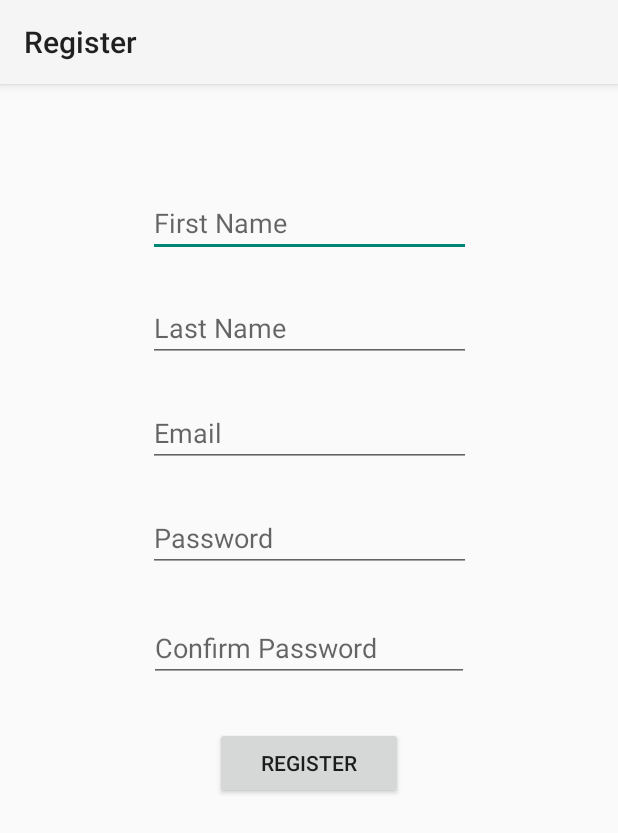
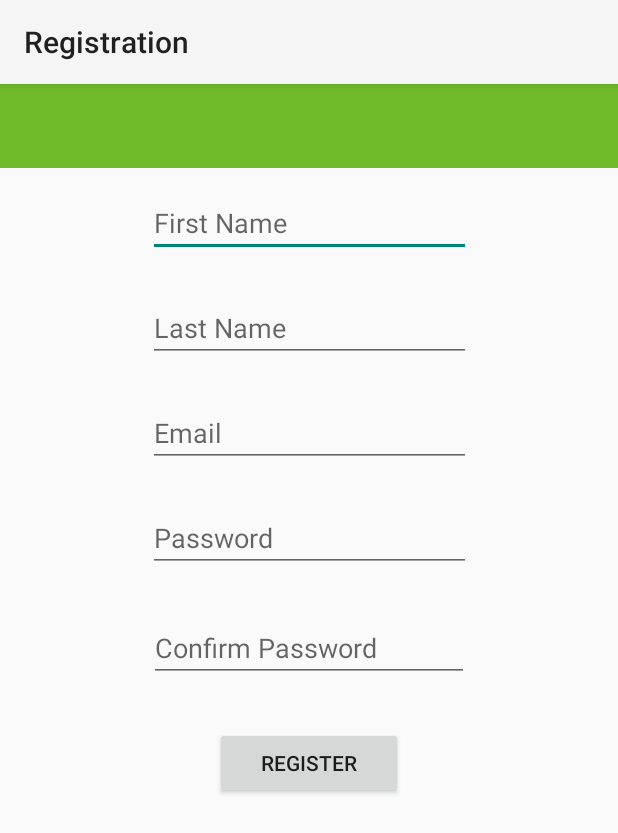
Before and after one commit to archarbar/Tutoring-Application-Website, an Android app: the screen it shows after launch (RegisterActivity), after a tap on "Sign Up", on a phone screen of 412 x 824 dp. Shown: the top 833 px of the screen. Run offline under Robolectric (Android 15) with nearby library versions, the light colour scheme and no system bars; libraries missing offline, so code that uses them is left out: com.loopj.android, cz.msebera.android; 2 statements that could not run were skipped.

```diff
--- a/app/src/main/java/ca/mcgill/ecse321/tutor/RegisterActivity.java
+++ b/app/src/main/java/ca/mcgill/ecse321/tutor/RegisterActivity.java
@@ -40,16 +40,9 @@ public class RegisterActivity extends AppCompatActivity {
                 register(v);
             }
         });
-//        Toolbar toolbar = findViewById(R.id.toolbar);
-
-//        FloatingActionButton fab = findViewById(R.id.fab);
-//        fab.setOnClickListener(new View.OnClickListener() {
-//            @Override
-//            public void onClick(View view) {
-//                Snackbar.make(view, "Replace with your own action", Snackbar.LENGTH_LONG)
-//                        .setAction("Action", null).show();
-//            }
-//        });
+        Toolbar toolbar = findViewById(R.id.RegistrationToolBar);
+        setSupportActionBar(toolbar);
+        getSupportActionBar().setTitle("Registration");
 
         refreshErrorMessage();
     }
--- a/app/src/main/java/ca/mcgill/ecse321/tutor/ui/login/LoginActivity.java
+++ b/app/src/main/java/ca/mcgill/ecse321/tutor/ui/login/LoginActivity.java
@@ -59,8 +59,6 @@ public class LoginActivity extends AppCompatActivity {
         final Button loginButton = findViewById(R.id.Login);
         final ProgressBar loadingProgressBar = findViewById(R.id.PasswordProgress);
 
-//        sucessfulMessage = findViewById(R.id.log)
-
         // Determine what to do when signUpButton is clicked
         final Button signUpButton = findViewById(R.id.signup);
         signUpButton.setOnClickListener(new View.OnClickListener() {
@@ -70,13 +68,13 @@ public class LoginActivity extends AppCompatActivity {
             }
         });
 
-//        // Determine what to do when signUpButton is clicked
-//        loginButton.setOnClickListener(new View.OnClickListener() {
-//            @Override
-//            public void onClick(View v){
-//                login();
-//            }
-//        });
+        // Determine what to do when signUpButton is clicked
+        loginButton.setOnClickListener(new View.OnClickListener() {
+            @Override
+            public void onClick(View v){
+                login();
+            }
+        });
 
         loginViewModel.getLoginFormState().observe(this, new Observer<LoginFormState>() {
             @Override
@@ -155,8 +153,13 @@ public class LoginActivity extends AppCompatActivity {
         });
     }
 
-    public void openRegisterPage(){
+    private void openRegisterPage(){
         Intent newIntent = new Intent(LoginActivity.this, RegisterActivity.class);
+        startActivity(newIntent);
+    }
+
+    private void openMainPage(){
+        Intent newIntent = new Intent(LoginActivity.this, MainActivity.class);
         startActivity(newIntent);
     }
 
@@ -191,8 +194,7 @@ public class LoginActivity extends AppCompatActivity {
             public void onSuccess(int statusCode, Header[] headers, JSONObject response) {
                 refreshErrorMessage();
                 successfulMessage.setText("Successfully Registered!");
-
-                // Render next page
+                openMainPage();
             }
             @Override
             public void onFailure(int statusCode, Header[] headers, Throwable throwable, JSONObject errorResponse) {
--- a/app/src/main/res/layout/activity_register.xml
+++ b/app/src/main/res/layout/activity_register.xml
@@ -6,26 +6,7 @@
     android:layout_height="match_parent"
     tools:context=".RegisterActivity">
 
-    <LinearLayout
-        android:layout_width="match_parent"
-        android:layout_height="0dp"
-        app:layout_constraintBottom_toTopOf="@+id/UsernameLabel"
-        app:layout_constraintTop_toTopOf="parent">
-
-        <com.google.android.material.appbar.AppBarLayout
-            android:layout_width="match_parent"
-            android:layout_height="wrap_content"
-            android:theme="@style/AppTheme.AppBarOverlay">
-
-            <androidx.appcompat.widget.Toolbar
-                android:id="@+id/LoginToolBar"
-                android:layout_width="match_parent"
-                android:layout_height="match_parent"
-                android:background="?attr/colorPrimary"
-                app:popupTheme="@style/AppTheme.PopupOverlay" />
-        </com.google.android.material.appbar.AppBarLayout>
-    </LinearLayout>
-
     <include layout="@layout/content_register" />
 
+
 </androidx.coordinatorlayout.widget.CoordinatorLayout>
--- a/app/src/main/res/layout/content_register.xml
+++ b/app/src/main/res/layout/content_register.xml
@@ -5,8 +5,29 @@
     android:layout_width="match_parent"
     android:layout_height="match_parent"
     app:layout_behavior="@string/appbar_scrolling_view_behavior"
-    tools:context=".Register"
+    tools:context=".RegisterActivity"
     tools:showIn="@layout/activity_register">
+
+    <LinearLayout
+        android:layout_width="match_parent"
+        android:layout_height="0dp"
+        app:layout_constraintEnd_toEndOf="parent"
+        app:layout_constraintStart_toStartOf="parent"
+        app:layout_constraintTop_toTopOf="parent">
+
+        <com.google.android.material.appbar.AppBarLayout
+            android:layout_width="match_parent"
+            android:layout_height="wrap_content"
+            android:theme="@style/AppTheme.AppBarOverlay">
+
+            <androidx.appcompat.widget.Toolbar
+                android:id="@+id/RegistrationToolBar"
+                android:layout_width="match_parent"
+                android:layout_height="match_parent"
+                android:background="#70BB29"
+                app:popupTheme="@style/AppTheme.PopupOverlay" />
+        </com.google.android.material.appbar.AppBarLayout>
+    </LinearLayout>
 
 
     <EditText
```
